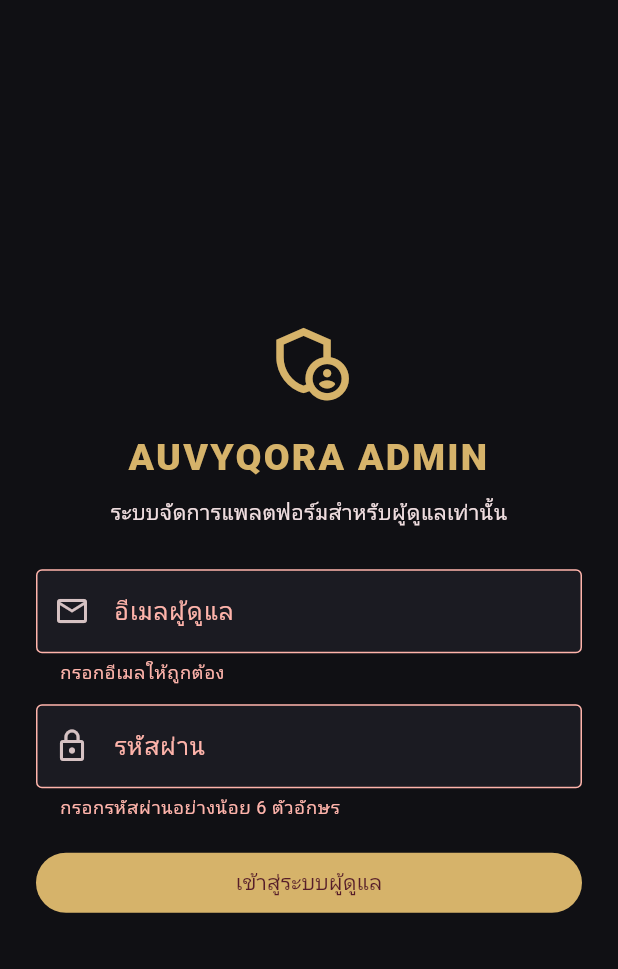
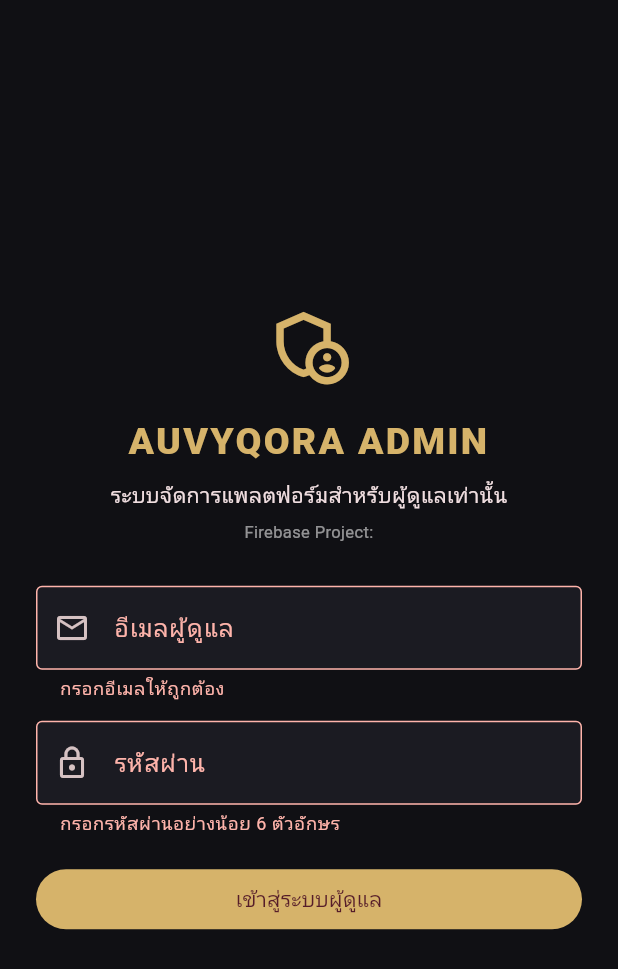
Before and after one commit to nattawootbigboy01/-auvyqora-android, a Flutter app: the screen it shows after launch, after a tap on "เข้าสู่ระบบผู้ดูแล", on a phone screen of 412 x 824 dp. Shown: the top 969 px of the screen. Run offline on Flutter 3.47's test engine with Material 3 defaults, Android fonts, the phone set to English and light mode, and no system bars; our stand-ins replace firebase_auth, firebase_core; accounts and stored records are empty.

Commit message:
Add Firebase login diagnostics to admin app

```diff
--- a/admin_app/lib/main.dart
+++ b/admin_app/lib/main.dart
@@ -159,7 +159,11 @@ class _AdminLoginPageState extends State<AdminLoginPage> {
       if (mounted) {
         setState(() => _error = e.code == 'email-not-verified'
             ? 'กรุณายืนยันอีเมลก่อนเข้าสู่ระบบ'
-            : 'อีเมลหรือรหัสผ่านไม่ถูกต้อง หรือบัญชีนี้ไม่มีสิทธิ์เข้าใช้งาน');
+            : 'เข้าสู่ระบบไม่สำเร็จ (Firebase: ${e.code})');
+      }
+    } catch (e) {
+      if (mounted) {
+        setState(() => _error = 'เกิดข้อผิดพลาดในการเชื่อมต่อ: ${e.runtimeType}');
       }
     } finally {
       if (mounted) setState(() => _busy = false);
@@ -189,6 +193,15 @@ class _AdminLoginPageState extends State<AdminLoginPage> {
                   const SizedBox(height: 8),
                   const Text('ระบบจัดการแพลตฟอร์มสำหรับผู้ดูแลเท่านั้น',
                       textAlign: TextAlign.center),
+                  const SizedBox(height: 6),
+                  Text(
+                    'Firebase Project: ${Firebase.app().options.projectId}',
+                    textAlign: TextAlign.center,
+                    style: TextStyle(
+                      color: Colors.white.withValues(alpha: .55),
+                      fontSize: 11,
+                    ),
+                  ),
                   const SizedBox(height: 28),
                   Form(
                     key: _formKey,
```
